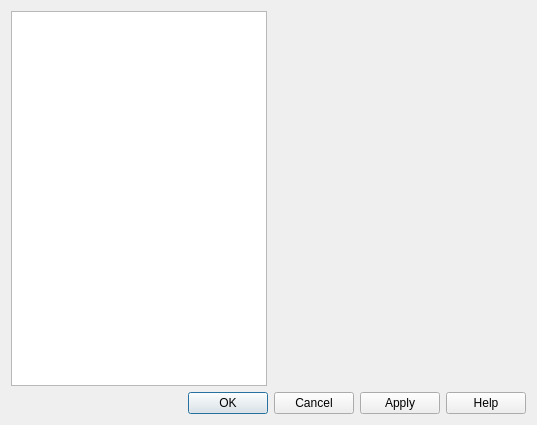
This is preferencesdialog.ui in Alir3z4/yoDownet as Qt 5 draws it before an edit. The edited form follows.
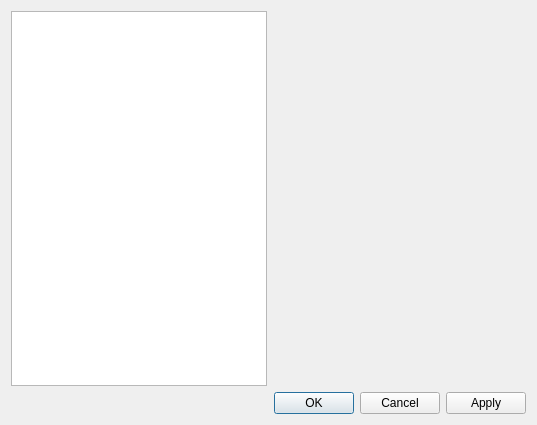
This is the edited form.

Commit message: remove Help button from buttonBox for simplicity sake

Diff of the .ui file:
```diff
--- a/preferencesdialog.ui
+++ b/preferencesdialog.ui
@@ -29,7 +29,7 @@
    <item row="1" column="0" colspan="2">
     <widget class="QDialogButtonBox" name="buttonBox">
      <property name="standardButtons">
-      <set>QDialogButtonBox::Apply|QDialogButtonBox::Cancel|QDialogButtonBox::Help|QDialogButtonBox::Ok</set>
+      <set>QDialogButtonBox::Apply|QDialogButtonBox::Cancel|QDialogButtonBox::Ok</set>
      </property>
     </widget>
    </item>
```
